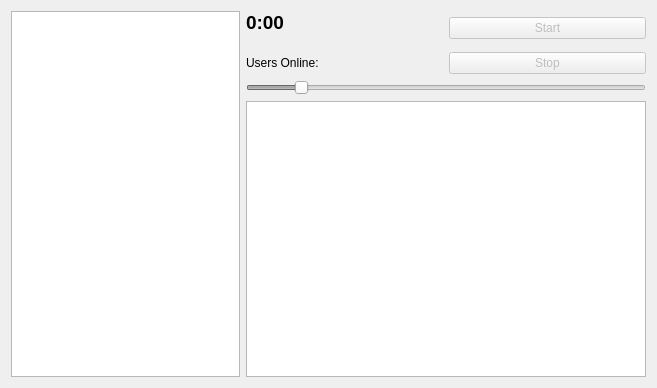
This is streamerenv.ui in SpaceWind/tabotalife as Qt 5 draws it before an edit. The edited form follows.
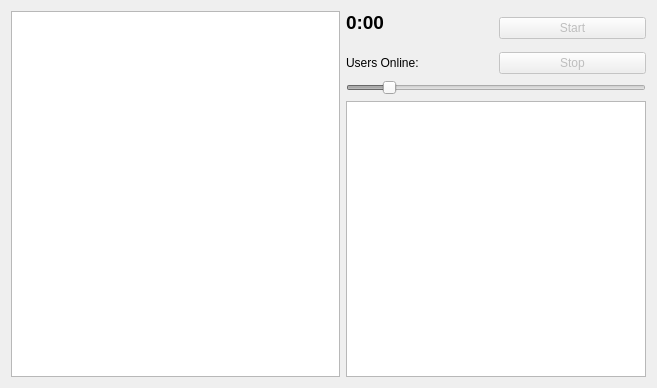
This is the edited form.

The edit to the form file:
```diff
--- a/streamerenv.ui
+++ b/streamerenv.ui
@@ -45,7 +45,7 @@
     <widget class="QPlainTextEdit" name="plainTextEdit">
      <property name="minimumSize">
       <size>
-       <width>400</width>
+       <width>300</width>
        <height>0</height>
       </size>
      </property>
```
